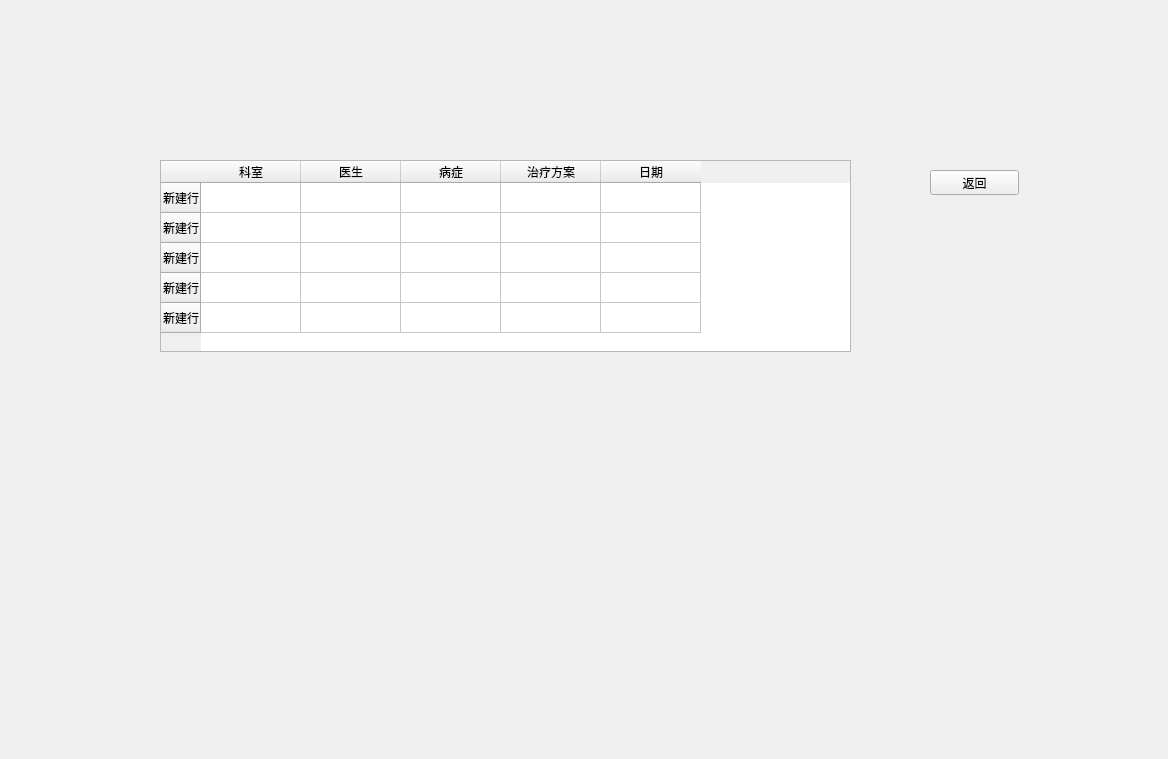
Qt form ui/ViewCase.ui (BottleOfErie/SmartHospital) before a commit.
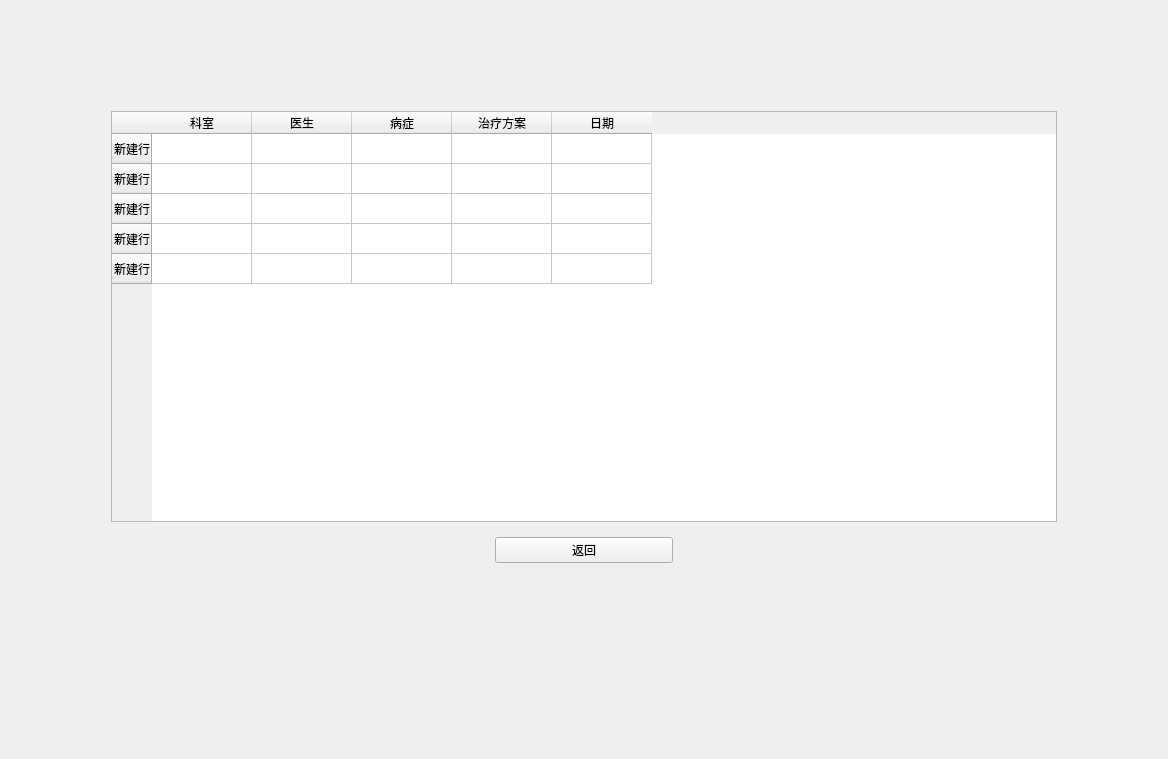
The same form after that commit. Icons and pictures are not drawn.

```diff
--- a/ui/ViewCase.ui
+++ b/ui/ViewCase.ui
@@ -13,28 +13,31 @@
   <property name="windowTitle">
    <string>Form</string>
   </property>
-  <widget class="QPushButton" name="pushButton">
-   <property name="geometry">
-    <rect>
-     <x>930</x>
-     <y>170</y>
-     <width>89</width>
-     <height>25</height>
-    </rect>
-   </property>
-   <property name="text">
-    <string>返回</string>
-   </property>
-  </widget>
+  <property name="styleSheet">
+   <string notr="true">#ViewCase{border-image: url(:/images/03.jpg);}</string>
+  </property>
+  <layout class="QGridLayout" name="gridLayout">
+   <item row="0" column="0">
+    <layout class="QVBoxLayout" name="verticalLayout_2">
+     <property name="spacing">
+      <number>15</number>
+     </property>
+     <property name="leftMargin">
+      <number>100</number>
+     </property>
+     <property name="topMargin">
+      <number>100</number>
+     </property>
+     <property name="rightMargin">
+      <number>100</number>
+     </property>
+     <property name="bottomMargin">
+      <number>185</number>
+     </property>
+     <item>
+      <layout class="QVBoxLayout" name="verticalLayout">
+       <item>
   <widget class="QTableWidget" name="tableWidget">
-   <property name="geometry">
-    <rect>
-     <x>160</x>
-     <y>160</y>
-     <width>691</width>
-     <height>192</height>
-    </rect>
-   </property>
    <row>
     <property name="text">
      <string>新建行</string>
@@ -86,6 +89,51 @@
     </property>
    </column>
   </widget>
+       </item>
+      </layout>
+     </item>
+     <item>
+      <layout class="QHBoxLayout" name="horizontalLayout">
+       <item>
+        <widget class="QLabel" name="label_4">
+         <property name="text">
+          <string/>
+         </property>
+        </widget>
+       </item>
+       <item>
+        <widget class="QLabel" name="label_2">
+         <property name="text">
+          <string/>
+         </property>
+        </widget>
+       </item>
+       <item>
+        <widget class="QPushButton" name="pushButton">
+         <property name="text">
+          <string>返回</string>
+         </property>
+        </widget>
+       </item>
+       <item>
+        <widget class="QLabel" name="label">
+         <property name="text">
+          <string/>
+         </property>
+        </widget>
+       </item>
+       <item>
+        <widget class="QLabel" name="label_3">
+         <property name="text">
+          <string/>
+         </property>
+        </widget>
+       </item>
+      </layout>
+     </item>
+    </layout>
+   </item>
+  </layout>
  </widget>
  <resources/>
  <connections/>
```
Lines whose indentation alone changed are shown as unchanged.
